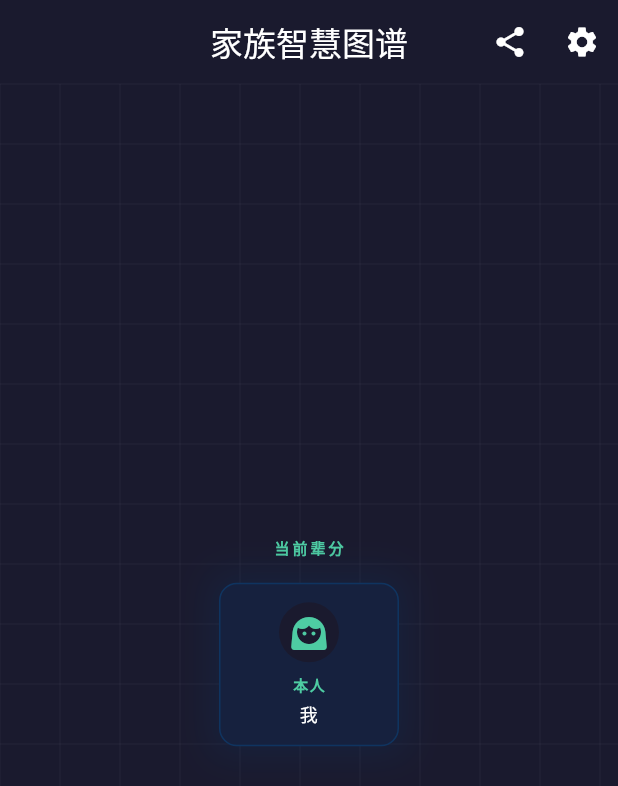
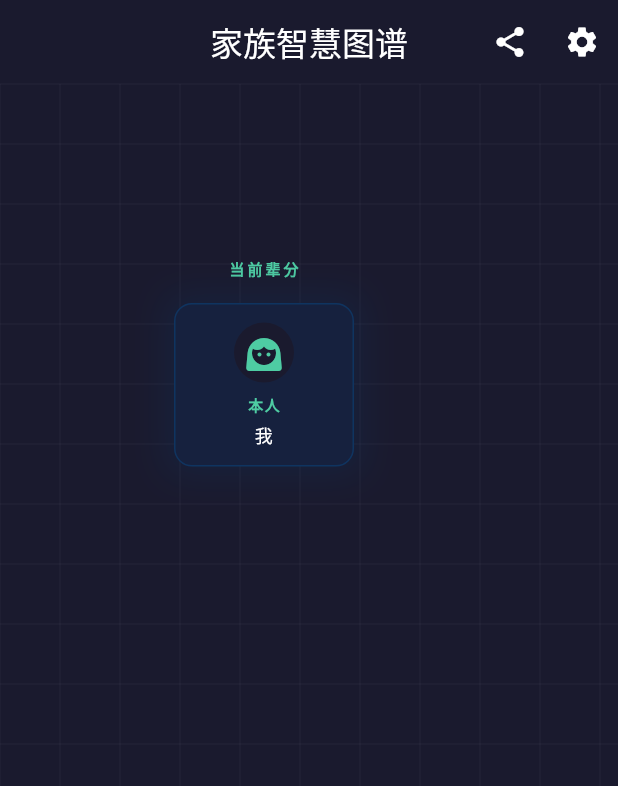
Before and after one commit to CerfH/ClanGraph, a Flutter app: the screen it shows after launch, on a phone screen of 412 x 824 dp. Shown: the top 786 px of the screen. Run offline on Flutter 3.47's test engine with Material 3 defaults, Android fonts, the phone set to English and light mode, and no system bars; our stand-ins replace shared_preferences.

```diff
--- a/lib/views/family_tree_view.dart
+++ b/lib/views/family_tree_view.dart
@@ -45,41 +45,32 @@ class _FamilyTreeViewState extends State<FamilyTreeView> {
 
           return Stack(
             children: [
-              // Background Grid
+              // 1. 底层：Background Grid
               Positioned.fill(child: CustomPaint(painter: GridPainter())),
 
-              // Dynamic Tree View
+              // 2. 中层：Dynamic Tree View (交互层)
               Positioned.fill(
-                // 占满全屏，确保手势随处可用
                 child: InteractiveViewer(
-                  // 1. 允许无限外扩的边界
-                  boundaryMargin: const EdgeInsets.all(2000),
-                  minScale: 0.1,
-                  maxScale: 2.0,
-                  // 2. 初始位置：我们将内容放在一个巨大的 Container 里
+                  constrained: false,
+                  boundaryMargin: const EdgeInsets.all(10000),
+                  minScale: 0.05,
+                  maxScale: 3.0,
+                  // --- 核心手术区：移除 OverflowBox，改用 Center ---
                   child: Container(
-                    width: 5000, // 设定一个 5000 像素宽的虚拟空间
-                    height: 5000, // 设定一个 5000 像素高的虚拟空间
-                    color: Colors.transparent, // 必须透明，否则背景网格看不见
-                    child: OverflowBox(
-                      // 允许内部内容超出，不受父级约束
-                      minWidth: 0,
-                      maxWidth: double.infinity,
-                      minHeight: 0,
-                      maxHeight: double.infinity,
-                      child: Column(
-                        mainAxisAlignment:
-                            MainAxisAlignment.center, // 让家谱始终处于这 5000 像素的中心
-                        children: sortedGenKeys.map((gen) {
-                          return _buildGenerationRow(gen, generations[gen]!);
-                        }).toList(),
-                      ),
+                    // 给图谱外围加一点基础的内边距，防止贴边
+                    padding: const EdgeInsets.all(100),
+                    child: Column(
+                      mainAxisAlignment: MainAxisAlignment.center,
+                      mainAxisSize: MainAxisSize.min, // 紧凑排列
+                      children: sortedGenKeys.map((gen) {
+                        return _buildGenerationRow(gen, generations[gen]!);
+                      }).toList(),
                     ),
                   ),
                 ),
               ),
 
-              // Sidebar
+              // 3. 顶层：Sidebar (操作层)
               if (latestSelectedPerson != null) // 使用最新获取的对象
                 Positioned(
                   right: 0,
```
